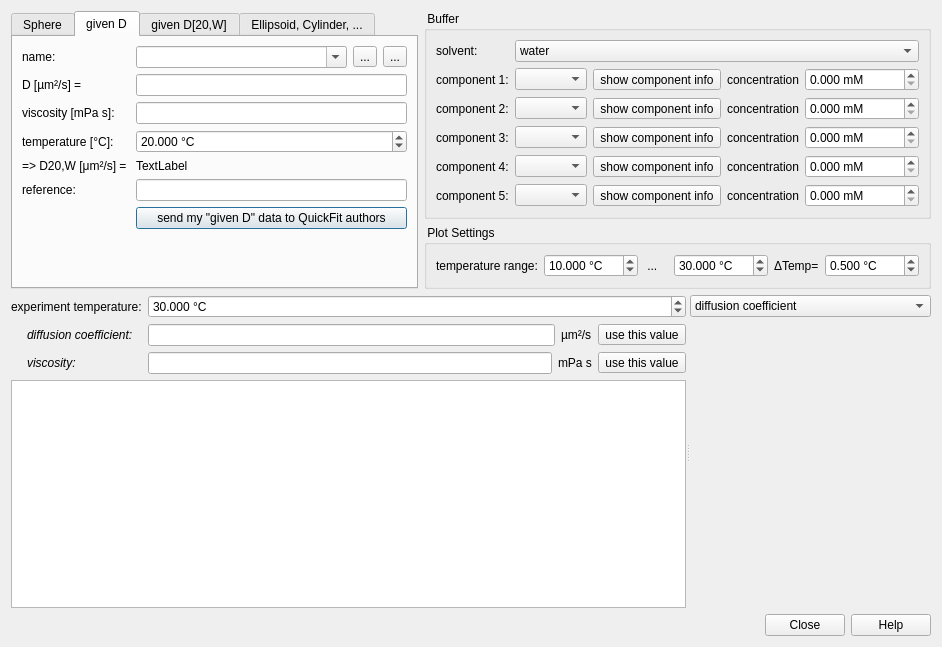
This is plugins/calc_diffcoeff/dlgcalcdiffcoeff.ui in jkriege2/QuickFit3 as Qt 5 draws it before an edit. The edited form follows.
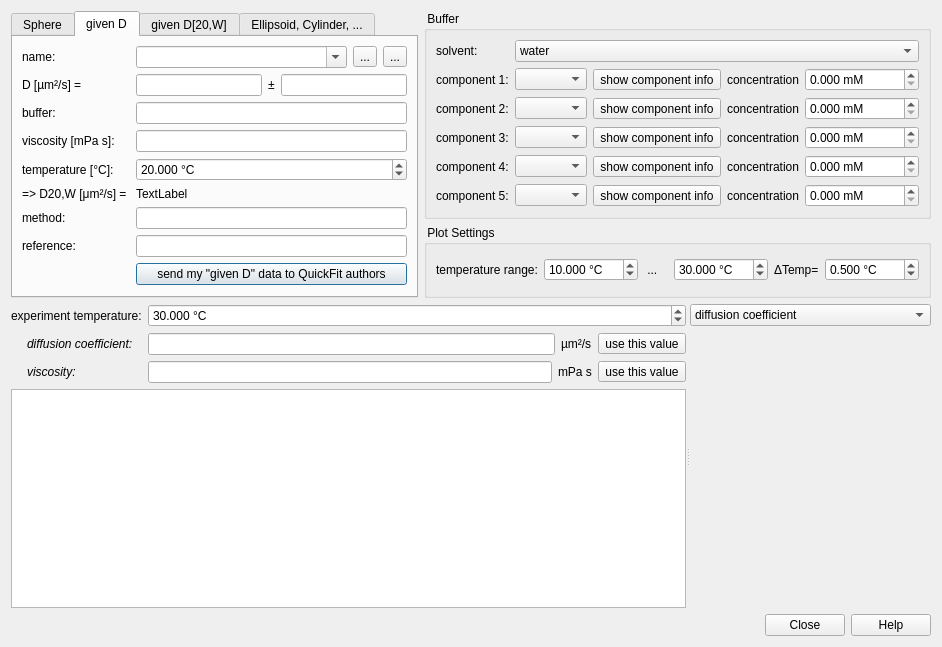
This is the edited form. The open tabs and pages were chosen to show the change. Icons and pictures are not drawn. Custom widgets are drawn as their Qt base class.

Commit message: QuickFit3/calc_diffcoeff:   - added more diffusion coefficients to database and more information to each dye (buffer, method, error, ...)

Patch:
```diff
--- a/plugins/calc_diffcoeff/dlgcalcdiffcoeff.ui
+++ b/plugins/calc_diffcoeff/dlgcalcdiffcoeff.ui
@@ -135,16 +135,6 @@
            </item>
           </layout>
          </item>
-         <item row="3" column="0">
-          <widget class="QLabel" name="label_7">
-           <property name="text">
-            <string>D [µm²/s] = </string>
-           </property>
-          </widget>
-         </item>
-         <item row="3" column="1">
-          <widget class="QFDoubleEdit" name="edtGivenD"/>
-         </item>
          <item row="4" column="0">
           <widget class="QLabel" name="label_8">
            <property name="text">
@@ -195,17 +185,17 @@
            </property>
           </widget>
          </item>
-         <item row="7" column="0">
+         <item row="9" column="0">
           <widget class="QLabel" name="label_13">
            <property name="text">
             <string>reference:</string>
            </property>
           </widget>
          </item>
-         <item row="7" column="1">
+         <item row="9" column="1">
           <widget class="QLineEdit" name="edtReference"/>
          </item>
-         <item row="8" column="1">
+         <item row="10" column="1">
           <widget class="QPushButton" name="btnSendEmailGivenD">
            <property name="text">
             <string>send my &quot;given D&quot; data to QuickFit authors</string>
@@ -216,6 +206,53 @@
            </property>
           </widget>
          </item>
+         <item row="8" column="0">
+          <widget class="QLabel" name="label_32">
+           <property name="text">
+            <string>method:</string>
+           </property>
+          </widget>
+         </item>
+         <item row="8" column="1">
+          <widget class="QLineEdit" name="edtMethod"/>
+         </item>
+         <item row="2" column="1">
+          <layout class="QHBoxLayout" name="horizontalLayout_4">
+           <item>
+            <widget class="QFDoubleEdit" name="edtGivenD"/>
+           </item>
+           <item>
+            <widget class="QLabel" name="label_33">
+             <property name="text">
+              <string>&amp;plusmn;</string>
+             </property>
+             <property name="textFormat">
+              <enum>Qt::RichText</enum>
+             </property>
+            </widget>
+           </item>
+           <item>
+            <widget class="QFDoubleEdit" name="edtGivenDError"/>
+           </item>
+          </layout>
+         </item>
+         <item row="2" column="0">
+          <widget class="QLabel" name="label_7">
+           <property name="text">
+            <string>D [µm²/s] = </string>
+           </property>
+          </widget>
+         </item>
+         <item row="3" column="0">
+          <widget class="QLabel" name="label_31">
+           <property name="text">
+            <string>buffer:</string>
+           </property>
+          </widget>
+         </item>
+         <item row="3" column="1">
+          <widget class="QLineEdit" name="edtBuffer"/>
+         </item>
         </layout>
        </widget>
        <widget class="QWidget" name="givenD20W">
```
Left out of the diff: 2 changed lines with no effect on the pictures. The commit also changes 4 other files.
